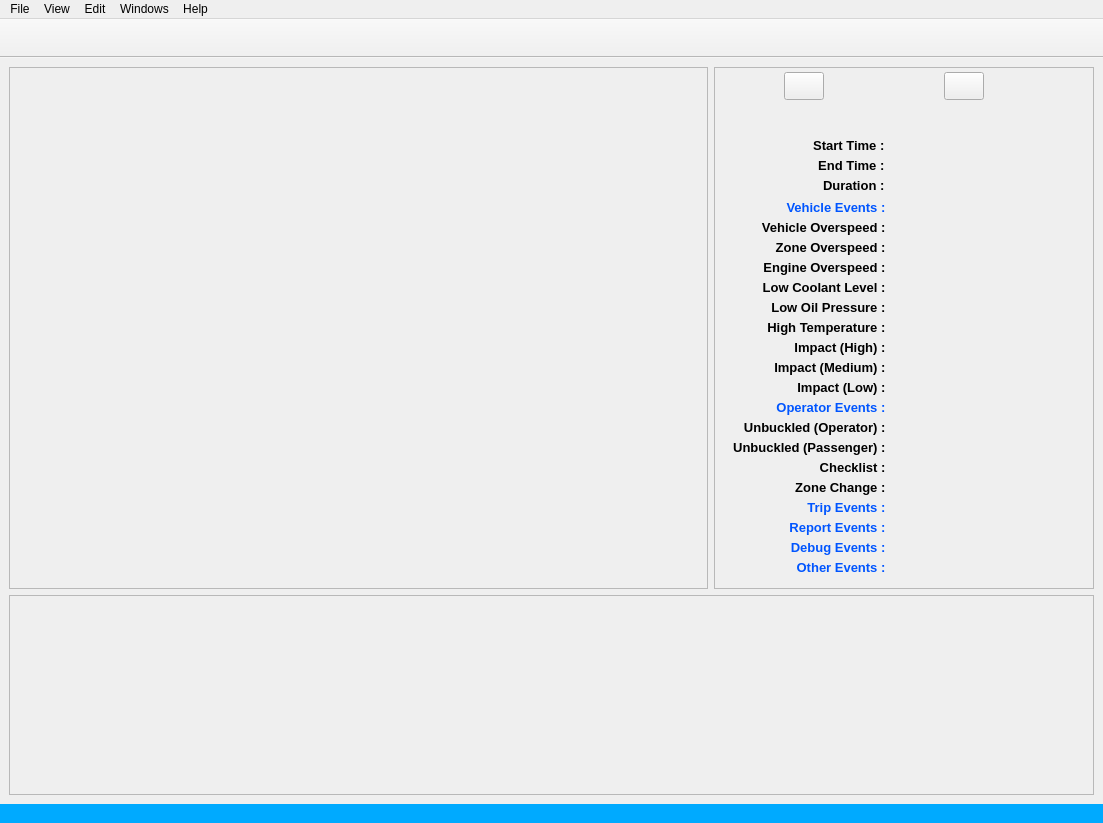
Before: the Qt Designer form etscrape.ui in mikecv/etscrape, drawn with Qt 5.
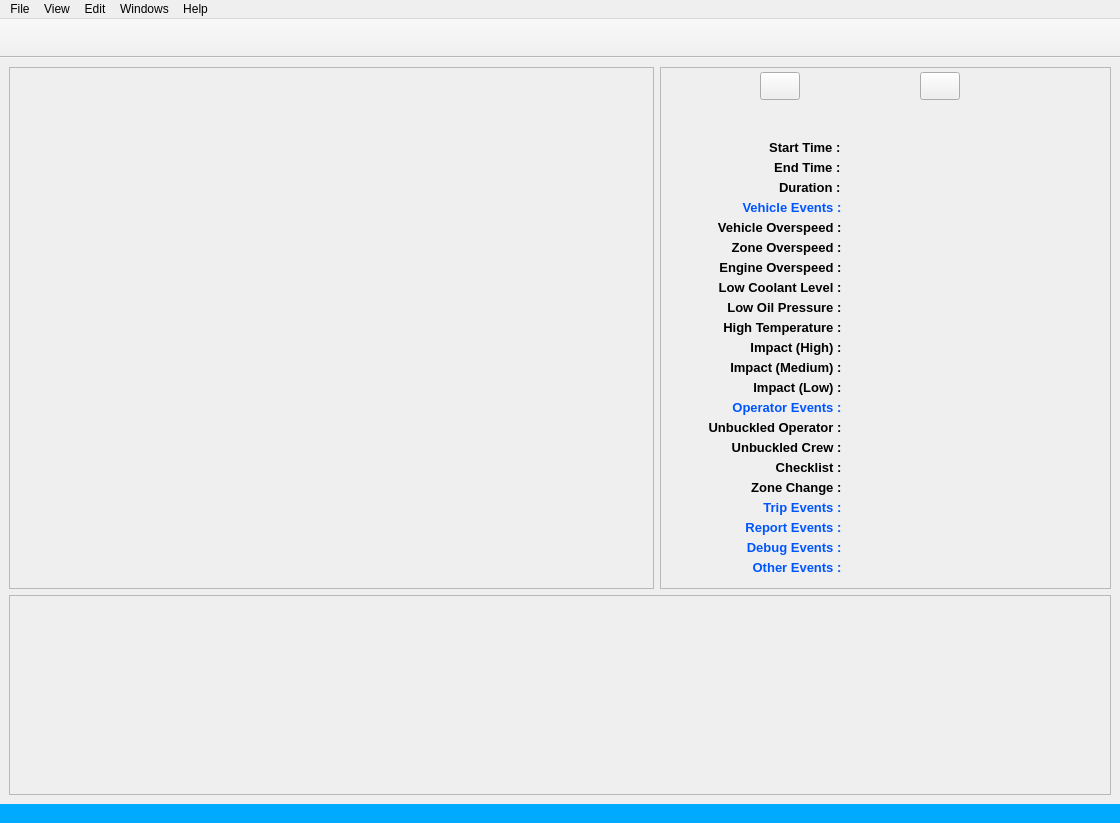
After: the same form once the commit is applied.

```diff
--- a/etscrape.ui
+++ b/etscrape.ui
@@ -6,7 +6,7 @@
    <rect>
     <x>0</x>
     <y>0</y>
-    <width>1103</width>
+    <width>1120</width>
     <height>823</height>
    </rect>
   </property>
@@ -25,7 +25,7 @@
    </property>
    <property name="minimumSize">
     <size>
-     <width>1060</width>
+     <width>1120</width>
      <height>740</height>
     </size>
    </property>
@@ -137,13 +137,13 @@
       </property>
       <property name="minimumSize">
        <size>
-        <width>380</width>
+        <width>410</width>
         <height>500</height>
        </size>
       </property>
       <property name="maximumSize">
        <size>
-        <width>380</width>
+        <width>16777215</width>
         <height>16777215</height>
        </size>
       </property>
@@ -166,7 +166,7 @@
       <widget class="QPushButton" name="PrevTripBtn">
        <property name="geometry">
         <rect>
-         <x>70</x>
+         <x>100</x>
          <y>5</y>
          <width>40</width>
          <height>28</height>
@@ -179,7 +179,7 @@
       <widget class="QPushButton" name="NextTripBtn">
        <property name="geometry">
         <rect>
-         <x>230</x>
+         <x>260</x>
          <y>5</y>
          <width>40</width>
          <height>28</height>
@@ -192,9 +192,9 @@
       <widget class="QLabel" name="TripNoLbl">
        <property name="geometry">
         <rect>
-         <x>133</x>
+         <x>149</x>
          <y>3</y>
-         <width>71</width>
+         <width>100</width>
          <height>31</height>
         </rect>
        </property>
@@ -213,10 +213,10 @@
       <widget class="QLabel" name="label_2">
        <property name="geometry">
         <rect>
-         <x>74</x>
+         <x>73</x>
          <y>70</y>
-         <width>100</width>
-         <height>16</height>
+         <width>111</width>
+         <height>20</height>
         </rect>
        </property>
        <property name="minimumSize">
@@ -240,9 +240,9 @@
       <widget class="QLabel" name="StartTimeLbl">
        <property name="geometry">
         <rect>
-         <x>180</x>
+         <x>190</x>
          <y>70</y>
-         <width>191</width>
+         <width>251</width>
          <height>16</height>
         </rect>
        </property>
@@ -266,10 +266,10 @@
       <widget class="QLabel" name="label_5">
        <property name="geometry">
         <rect>
-         <x>74</x>
+         <x>73</x>
          <y>90</y>
-         <width>100</width>
-         <height>16</height>
+         <width>111</width>
+         <height>20</height>
         </rect>
        </property>
        <property name="minimumSize">
@@ -293,9 +293,9 @@
       <widget class="QLabel" name="EndTimeLbl">
        <property name="geometry">
         <rect>
-         <x>180</x>
+         <x>190</x>
          <y>90</y>
-         <width>191</width>
+         <width>251</width>
          <height>16</height>
         </rect>
        </property>
@@ -319,10 +319,10 @@
       <widget class="QLabel" name="label_3">
        <property name="geometry">
         <rect>
-         <x>74</x>
+         <x>73</x>
          <y>110</y>
-         <width>100</width>
-         <height>16</height>
+         <width>111</width>
+         <height>20</height>
         </rect>
        </property>
        <property name="minimumSize">
@@ -348,9 +348,9 @@
       <widget class="QLabel" name="TripDurationLbl">
        <property name="geometry">
         <rect>
-         <x>180</x>
+         <x>190</x>
          <y>110</y>
-         <width>191</width>
+         <width>251</width>
          <height>16</height>
         </rect>
        </property>
@@ -376,7 +376,7 @@
         <rect>
          <x>4</x>
          <y>130</y>
-         <width>171</width>
+         <width>181</width>
          <height>20</height>
         </rect>
        </property>
@@ -406,7 +406,7 @@
       <widget class="QLabel" name="VehicleEventsLbl">
        <property name="geometry">
         <rect>
-         <x>180</x>
+         <x>190</x>
          <y>130</y>
          <width>150</width>
          <height>20</height>
@@ -432,7 +432,7 @@
       <widget class="QLabel" name="VehicleOverspeedLbl">
        <property name="geometry">
         <rect>
-         <x>180</x>
+         <x>190</x>
          <y>150</y>
          <width>150</width>
          <height>20</height>
@@ -460,7 +460,7 @@
         <rect>
          <x>4</x>
          <y>150</y>
-         <width>171</width>
+         <width>181</width>
          <height>20</height>
         </rect>
        </property>
@@ -487,7 +487,7 @@
       <widget class="QLabel" name="ZoneOverspeedLbl">
        <property name="geometry">
         <rect>
-         <x>180</x>
+         <x>190</x>
          <y>170</y>
          <width>150</width>
          <height>20</height>
@@ -515,7 +515,7 @@
         <rect>
          <x>4</x>
          <y>170</y>
-         <width>171</width>
+         <width>181</width>
          <height>20</height>
         </rect>
        </property>
@@ -542,7 +542,7 @@
       <widget class="QLabel" name="EngineOverspeedLbl">
        <property name="geometry">
         <rect>
-         <x>180</x>
+         <x>190</x>
          <y>190</y>
          <width>150</width>
          <height>20</height>
@@ -570,7 +570,7 @@
         <rect>
          <x>4</x>
          <y>190</y>
-         <width>171</width>
+         <width>181</width>
          <height>20</height>
         </rect>
        </property>
@@ -599,7 +599,7 @@
         <rect>
          <x>4</x>
          <y>210</y>
-         <width>171</width>
+         <width>181</width>
          <height>20</height>
         </rect>
        </property>
@@ -626,7 +626,7 @@
       <widget class="QLabel" name="LowCoolantLbl">
        <property name="geometry">
         <rect>
-         <x>180</x>
+         <x>190</x>
          <y>210</y>
          <width>150</width>
          <height>20</height>
@@ -652,7 +652,7 @@
       <widget class="QLabel" name="LowOilPressureLbl">
        <property name="geometry">
         <rect>
-         <x>180</x>
+         <x>190</x>
          <y>230</y>
          <width>150</width>
          <height>20</height>
@@ -680,7 +680,7 @@
         <rect>
          <x>4</x>
          <y>230</y>
-         <width>171</width>
+         <width>181</width>
          <height>20</height>
         </rect>
        </property>
@@ -709,7 +709,7 @@
         <rect>
          <x>4</x>
          <y>250</y>
-         <width>171</width>
+         <width>181</width>
          <height>20</height>
         </rect>
        </property>
@@ -736,7 +736,7 @@
       <widget class="QLabel" name="HighTemperatureLbl">
        <property name="geometry">
         <rect>
-         <x>180</x>
+         <x>190</x>
          <y>250</y>
          <width>150</width>
          <height>20</height>
@@ -764,7 +764,7 @@
         <rect>
          <x>4</x>
          <y>270</y>
-         <width>171</width>
+         <width>181</width>
          <height>20</height>
         </rect>
        </property>
@@ -791,7 +791,7 @@
       <widget class="QLabel" name="HiImpactLbl">
        <property name="geometry">
         <rect>
-         <x>180</x>
+         <x>190</x>
          <y>270</y>
          <width>150</width>
          <height>20</height>
@@ -817,7 +817,7 @@
       <widget class="QLabel" name="MidImpactLbl">
        <property name="geometry">
         <rect>
-         <x>180</x>
+         <x>190</x>
          <y>290</y>
          <width>150</width>
          <height>20</height>
@@ -845,7 +845,7 @@
         <rect>
          <x>4</x>
          <y>290</y>
-         <width>171</width>
+         <width>181</width>
          <height>20</height>
         </rect>
        </property>
@@ -872,7 +872,7 @@
       <widget class="QLabel" name="LoImpactLbl">
        <property name="geometry">
         <rect>
-         <x>180</x>
+         <x>190</x>
          <y>310</y>
          <width>150</width>
          <height>20</height>
@@ -900,7 +900,7 @@
         <rect>
          <x>4</x>
          <y>310</y>
-         <width>171</width>
+         <width>181</width>
          <height>20</height>
         </rect>
        </property>
@@ -927,7 +927,7 @@
       <widget class="QLabel" name="UnbuckledOpLbl">
        <property name="geometry">
         <rect>
-         <x>180</x>
+         <x>190</x>
          <y>350</y>
          <width>150</width>
          <height>20</height>
@@ -955,7 +955,7 @@
         <rect>
          <x>4</x>
          <y>350</y>
-         <width>171</width>
+         <width>181</width>
          <height>20</height>
         </rect>
        </property>
@@ -973,7 +973,7 @@
         </font>
        </property>
        <property name="text">
-        <string>Unbuckled (Operator) : </string>
+        <string>Unbuckled Operator : </string>
        </property>
        <property name="alignment">
         <set>Qt::AlignRight|Qt::AlignTrailing|Qt::AlignVCenter</set>
@@ -984,7 +984,7 @@
         <rect>
          <x>4</x>
          <y>370</y>
-         <width>171</width>
+         <width>181</width>
          <height>20</height>
         </rect>
        </property>
@@ -1002,7 +1002,7 @@
         </font>
        </property>
        <property name="text">
-        <string>Unbuckled (Passenger) : </string>
+        <string>Unbuckled Crew : </string>
        </property>
        <property name="alignment">
         <set>Qt::AlignRight|Qt::AlignTrailing|Qt::AlignVCenter</set>
@@ -1011,7 +1011,7 @@
       <widget class="QLabel" name="UnbuckledPassLbl">
        <property name="geometry">
         <rect>
-         <x>180</x>
+         <x>190</x>
          <y>370</y>
          <width>150</width>
          <height>20</height>
@@ -1039,7 +1039,7 @@
         <rect>
          <x>4</x>
          <y>330</y>
-         <width>171</width>
+         <width>181</width>
          <height>20</height>
         </rect>
        </property>
@@ -1069,7 +1069,7 @@
       <widget class="QLabel" name="OperatorEventsLbl">
        <property name="geometry">
         <rect>
-         <x>180</x>
+         <x>190</x>
          <y>330</y>
          <width>150</width>
          <height>20</height>
@@ -1095,7 +1095,7 @@
       <widget class="QLabel" name="OtherEventsLbl">
        <property name="geometry">
         <rect>
-         <x>180</x>
+         <x>190</x>
          <y>490</y>
          <width>150</width>
          <height>20</height>
@@ -1123,7 +1123,7 @@
         <rect>
          <x>4</x>
          <y>490</y>
-         <width>171</width>
+         <width>181</width>
          <height>20</height>
         </rect>
        </property>
@@ -1156,7 +1156,7 @@
         <rect>
          <x>4</x>
          <y>410</y>
-         <width>171</width>
+         <width>181</width>
          <height>20</height>
         </rect>
        </property>
@@ -1183,7 +1183,7 @@
       <widget class="QLabel" name="ZoneChangeLbl">
        <property name="geometry">
         <rect>
-         <x>180</x>
+         <x>190</x>
          <y>410</y>
          <width>150</width>
          <height>20</height>
@@ -1209,7 +1209,7 @@
       <widget class="QLabel" name="TripEventsLbl">
        <property name="geometry">
         <rect>
-         <x>180</x>
+         <x>190</x>
          <y>430</y>
          <width>150</width>
          <height>20</height>
@@ -1237,7 +1237,7 @@
         <rect>
          <x>4</x>
          <y>430</y>
-         <width>171</width>
+         <width>181</width>
          <height>20</height>
         </rect>
        </property>
@@ -1269,7 +1269,7 @@
         <rect>
          <x>4</x>
          <y>450</y>
-         <width>171</width>
+         <width>181</width>
          <height>20</height>
         </rect>
        </property>
@@ -1299,7 +1299,7 @@
       <widget class="QLabel" name="ReportEventsLbl">
        <property name="geometry">
         <rect>
-         <x>180</x>
+         <x>190</x>
          <y>450</y>
          <width>150</width>
          <height>20</height>
@@ -1325,9 +1325,9 @@
       <widget class="QLabel" name="TripIdLbl">
        <property name="geometry">
         <rect>
-         <x>124</x>
+         <x>144</x>
          <y>30</y>
-         <width>91</width>
+         <width>111</width>
          <height>31</height>
         </rect>
        </property>
@@ -1348,7 +1348,7 @@
         <rect>
          <x>4</x>
          <y>390</y>
-         <width>171</width>
+         <width>181</width>
          <height>20</height>
         </rect>
        </property>
@@ -1375,7 +1375,7 @@
       <widget class="QLabel" name="ChecklistLbl">
        <property name="geometry">
         <rect>
-         <x>180</x>
+         <x>190</x>
          <y>390</y>
          <width>150</width>
          <height>20</height>
@@ -1401,7 +1401,7 @@
       <widget class="QLabel" name="DebugEventsLbl">
        <property name="geometry">
         <rect>
-         <x>180</x>
+         <x>190</x>
          <y>470</y>
          <width>150</width>
          <height>20</height>
@@ -1429,7 +1429,7 @@
         <rect>
          <x>4</x>
          <y>470</y>
-         <width>171</width>
+         <width>181</width>
          <height>20</height>
         </rect>
        </property>
@@ -1466,7 +1466,7 @@
     <rect>
      <x>0</x>
      <y>0</y>
-     <width>1103</width>
+     <width>1120</width>
      <height>22</height>
     </rect>
    </property>
```
